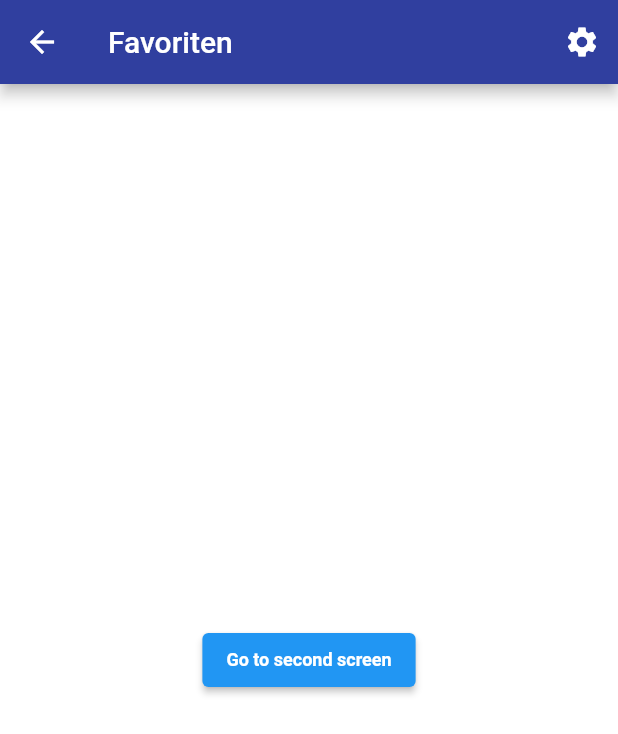
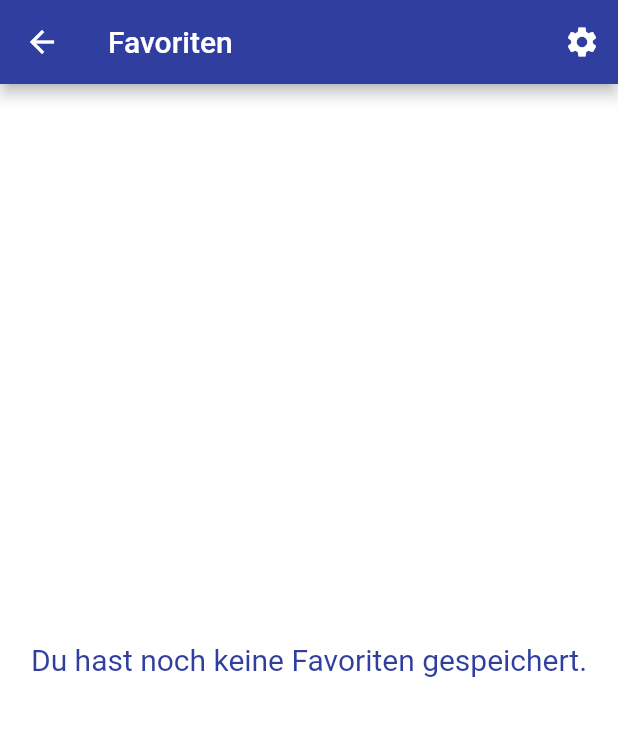
Before and after one commit to m-glock/Inhaltsstoff-Warnapp, a Flutter app: the FavouritesRootPage screen opened directly, on a phone screen of 412 x 824 dp. Shown: the top 734 px of the screen. Run offline on Flutter 3.47's test engine with Material 2 defaults, Android fonts, the phone set to English and light mode, and no system bars; our stand-ins replace introduction_screen, shared_preferences, sqflite; missing offline and left inert: flutter_barcode_scanner, sortedmap; accounts and stored records are empty; network calls fail.

Commit message:
connected frontend and backend of lists: - usage of backend methods for getting, adding and removing history and favourites lists/ products (adding doesnt seem to work on backend side) - added floating action button to history page to be able to clear history - added remove icon button to every product in favourites list to be able to remove favourites - implemented functions to add and remove product on scanning result page to/ from favourites and adjusted product action button to use them

```diff
--- a/lib/backend/ListManager.dart
+++ b/lib/backend/ListManager.dart
@@ -9,8 +9,8 @@ import 'Lists/History.dart';
 class ListManager{
 
   // Fields
-  History _history;
-  FavouritesList _favouriteList;
+  History _history = new History();
+  FavouritesList _favouriteList = new FavouritesList('Favourites');
 
   // Getter
   History get history => _history;
--- a/lib/backend/Lists/FavouritesList.dart
+++ b/lib/backend/Lists/FavouritesList.dart
@@ -7,7 +7,7 @@ import '../Product.dart';
 class FavouritesList extends ProductList{
 
   // Fields
-  List<Product> _favouriteProducts;
+  List<Product> _favouriteProducts = new List<Product>();
 
   // Getter
   List<Product> get favouriteProducts => _favouriteProducts;
--- a/lib/backend/Lists/History.dart
+++ b/lib/backend/Lists/History.dart
@@ -8,7 +8,7 @@ import 'package:sortedmap/sortedmap.dart';
 class History extends ProductList{
 
   // Fields
-  SortedMap<Product, DateTime> _historyOfScannedProducts;
+  SortedMap<Product, DateTime> _historyOfScannedProducts = new SortedMap<Product, DateTime>();
 
   // Getter
   SortedMap<Product, DateTime> get historyOfScannedProducts => _historyOfScannedProducts;
@@ -44,6 +44,6 @@ class History extends ProductList{
 
   @override
   List<Product> getProducts() {
-    return _historyOfScannedProducts.keys;
+    return _historyOfScannedProducts.keys.toList()?? new List<Product>();
   }
 }
--- a/lib/frontend/customWidgets/LabelledIconButton.dart
+++ b/lib/frontend/customWidgets/LabelledIconButton.dart
@@ -48,7 +48,9 @@ class LabelledIconButton extends StatelessWidget {
             label,
             style: Theme.of(context).textTheme.bodyText2.merge(
                   TextStyle(
-                    color: Theme.of(context).primaryColor,
+                    color: onPressed != null
+                        ? Theme.of(context).primaryColor
+                        : Theme.of(context).disabledColor,
                   ),
                 ),
           ),
--- a/lib/frontend/pages/lists/FavouritesRootPage.dart
+++ b/lib/frontend/pages/lists/FavouritesRootPage.dart
@@ -1,22 +1,24 @@
+import '../../../backend/ListManager.dart';
+import '../../../backend/Product.dart';
+import '../../customWidgets/ProductListItem.dart';
 import '../../customWidgets/CustomAppBar.dart';
+
 import 'package:flutter/material.dart';
 
 class FavouritesRootPage extends StatefulWidget {
-  const FavouritesRootPage({Key key}) : super(key: key);
+  FavouritesRootPage({Key key}) : super(key: key);
 
   @override
   _FavouritesRootPageState createState() => _FavouritesRootPageState();
 }
 
 class _FavouritesRootPageState extends State<FavouritesRootPage> {
-  TextEditingController _textController;
+  List<Product> _favouriteProducts;
 
   @override
   void initState() {
     super.initState();
-    _textController = TextEditingController(
-      text: "FavouritesRoot",
-    );
+    _favouriteProducts = ListManager.instance.favouriteList.getProducts();
   }
 
   @override
@@ -24,23 +26,40 @@ class _FavouritesRootPageState extends State<FavouritesRootPage> {
     return Scaffold(
       appBar: CustomAppBar('Favoriten'),
       backgroundColor: Colors.white,
-      body: Container(
-        padding: const EdgeInsets.all(32.0),
-        alignment: Alignment.center,
-        child: ElevatedButton(
-          child: Text('Go to second screen'),
-          onPressed: () {
-            // Navigate to the second screen using a named route.
-            Navigator.pushNamed(context, '/second');
-          },
-        ),
-      ),
+      body: _favouriteProducts == null || _favouriteProducts.isEmpty
+          ? Padding(
+              padding: EdgeInsets.symmetric(horizontal: 20.0),
+              child: Center(
+                child: Text(
+                  'Du hast noch keine Favoriten gespeichert.',
+                  style: Theme.of(context).textTheme.headline2,
+                  textAlign: TextAlign.center,
+                ),
+              ),
+            )
+          : ListView(
+              padding: EdgeInsets.symmetric(vertical: 10.0),
+              children: _favouriteProducts
+                  .map((product) => ProductListItem(
+                        image: NetworkImage(product.imageUrl),
+                        name: product.name,
+                        scanDate: product.scanDate,
+                        scanResult: product.scanResult,
+                        onProductSelected: () {
+                          Navigator.pushNamed(context, '/product',
+                              arguments: product);
+                        },
+                        removable: true,
+                        onRemove: () {
+                          ListManager.instance.favouriteList
+                              .removeProduct(product);
+                          setState(() {
+                            _favouriteProducts.remove(product);
+                          });
+                        },
+                      ))
+                  .toList(),
+            ),
     );
   }
-
-  @override
-  void dispose() {
-    _textController.dispose();
-    super.dispose();
-  }
 }
--- a/lib/frontend/pages/lists/main.dart
+++ b/lib/frontend/pages/lists/main.dart
@@ -1,6 +1,5 @@
 import 'package:flutter/material.dart';
-import 'FavouritesRootPage.dart';
-import 'FavouritesSecondPage.dart';
+import './FavouritesRootPage.dart';
 
 class FavouritesPage extends StatefulWidget {
   const FavouritesPage({ Key key }) : super(key: key);
@@ -20,8 +19,6 @@ class _FavouritesPageState extends State<FavouritesPage> {
             switch(settings.name) {
               case '/':
                 return FavouritesRootPage();
-              case '/second':
-                return FavouritesSecondPage();
             }
           },
         );
```
Also changed, not shown: lib/frontend/customWidgets/ProductListItem.dart (+11 -1 lines), lib/frontend/pages/history/HistoryRootPage.dart (+31 -16 lines), lib/frontend/pages/lists/FavouritesSecondPage.dart (deleted, +0 -40 lines), lib/frontend/pages/scanning/ScanningResultPage.dart (+38 -11 lines).
